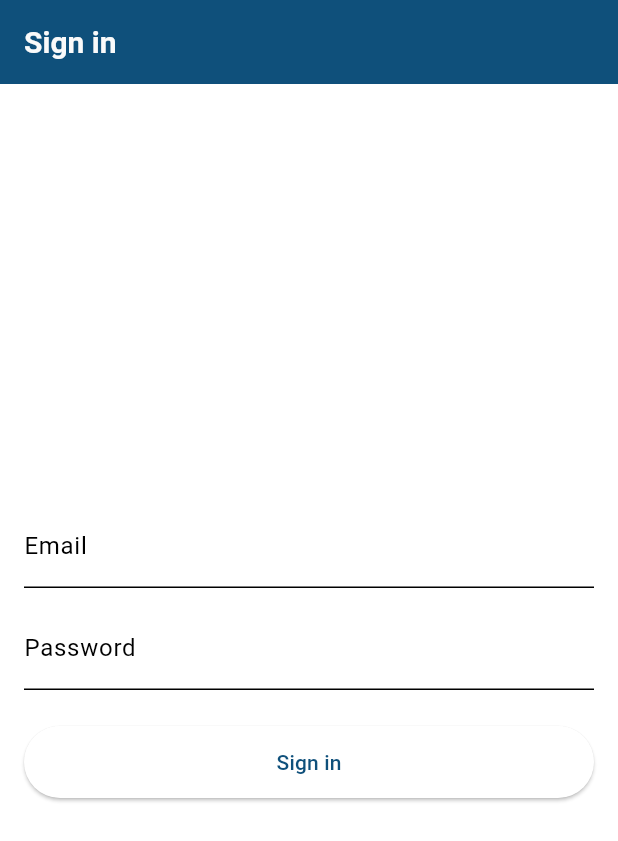
After one commit to clover-soft/senatralix_app, a Flutter app: the AuthScreen screen opened by its route, on a phone screen of 412 x 824 dp. The commit adds this screen. Shown: the top 841 px of the screen. Run offline on Flutter 3.47's test engine with Material 3 defaults, Android fonts, the phone set to English and light mode, and no system bars; our stand-ins replace dio, flutter_riverpod, go_router; missing offline and left inert: dio_web_adapter; network calls fail.

Commit message:
feat(auth): add AuthScreen + form provider; route /auth/login

```diff
--- a/lib/core/router/app_router.dart
+++ b/lib/core/router/app_router.dart
@@ -2,6 +2,7 @@ import 'package:flutter/material.dart';
 import 'package:flutter_riverpod/flutter_riverpod.dart';
 import 'package:go_router/go_router.dart';
 import 'package:sentralix_app/features/registration/screens/registration_screen.dart';
+import 'package:sentralix_app/features/auth/screens/auth_screen.dart';
 
 final navigatorKey = GlobalKey<NavigatorState>();
 
@@ -19,5 +20,12 @@ final GoRouter appRouter = GoRouter(
         return MaterialPage(child: RegistrationScreen());
       },
     ),
+    GoRoute(
+      path: '/auth/login',
+      pageBuilder: (context, state) {
+        final _ = ProviderScope.containerOf(context);
+        return const MaterialPage(child: AuthScreen());
+      },
+    ),
   ],
 );
--- /dev/null
+++ b/lib/features/auth/providers/auth_form_provider.dart
@@ -0,0 +1,63 @@
+import 'package:flutter_riverpod/flutter_riverpod.dart';
+import 'package:sentralix_app/data/providers/auth_data_provider.dart';
+
+// comment: holds email/password form state
+class AuthFormState {
+  final String email;
+  final String password;
+  final bool submitting;
+  final String? error;
+
+  const AuthFormState({
+    this.email = '',
+    this.password = '',
+    this.submitting = false,
+    this.error,
+  });
+
+  AuthFormState copyWith({
+    String? email,
+    String? password,
+    bool? submitting,
+    String? error,
+  }) => AuthFormState(
+        email: email ?? this.email,
+        password: password ?? this.password,
+        submitting: submitting ?? this.submitting,
+        error: error,
+      );
+}
+
+// comment: StateNotifier to manage auth form and submit via AuthDataProvider
+class AuthFormController extends StateNotifier<AuthFormState> {
+  AuthFormController(this.ref) : super(const AuthFormState());
+  final Ref ref;
+
+  void setEmail(String v) => state = state.copyWith(email: v, error: null);
+  void setPassword(String v) => state = state.copyWith(password: v, error: null);
+
+  Future<bool> submit() async {
+    final email = state.email.trim();
+    final password = state.password;
+    if (email.isEmpty || password.isEmpty) {
+      state = state.copyWith(error: 'Email and password are required');
+      return false;
+    }
+    state = state.copyWith(submitting: true, error: null);
+    try {
+      final ok = await ref.read(authDataProvider).login(email: email, password: password);
+      state = state.copyWith(submitting: false);
+      if (!ok) {
+        state = state.copyWith(error: ref.read(authDataProvider).state.error);
+      }
+      return ok;
+    } catch (e) {
+      state = state.copyWith(submitting: false, error: e.toString());
+      return false;
+    }
+  }
+}
+
+final authFormProvider = StateNotifierProvider<AuthFormController, AuthFormState>(
+  (ref) => AuthFormController(ref),
+);
--- /dev/null
+++ b/lib/features/auth/screens/auth_screen.dart
@@ -0,0 +1,81 @@
+import 'package:flutter/material.dart';
+import 'package:flutter_riverpod/flutter_riverpod.dart';
+import 'package:go_router/go_router.dart';
+import 'package:sentralix_app/features/auth/providers/auth_form_provider.dart';
+import 'package:sentralix_app/data/providers/auth_data_provider.dart';
+
+class AuthScreen extends ConsumerWidget {
+  const AuthScreen({super.key});
+
+  @override
+  Widget build(BuildContext context, WidgetRef ref) {
+    final form = ref.watch(authFormProvider);
+    final auth = ref.watch(authDataProvider).state;
+
+    return Scaffold(
+      appBar: AppBar(title: const Text('Sign in')),
+      body: Center(
+        child: ConstrainedBox(
+          constraints: const BoxConstraints(maxWidth: 420),
+          child: Padding(
+            padding: const EdgeInsets.all(16),
+            child: Column(
+              mainAxisSize: MainAxisSize.min,
+              crossAxisAlignment: CrossAxisAlignment.stretch,
+              children: [
+                TextField(
+                  autofillHints: const [AutofillHints.email],
+                  decoration: const InputDecoration(
+                    labelText: 'Email',
+                  ),
+                  keyboardType: TextInputType.emailAddress,
+                  onChanged: (v) => ref.read(authFormProvider.notifier).setEmail(v),
+                ),
+                const SizedBox(height: 12),
+                TextField(
+                  obscureText: true,
+                  decoration: const InputDecoration(
+                    labelText: 'Password',
+                  ),
+                  onChanged: (v) => ref.read(authFormProvider.notifier).setPassword(v),
+                ),
+                const SizedBox(height: 16),
+                if (form.error != null)
+                  Text(
+                    form.error!,
+                    style: const TextStyle(color: Colors.red),
+                  ),
+                const SizedBox(height: 8),
+                SizedBox(
+                  height: 48,
+                  child: ElevatedButton(
+                    onPressed: form.submitting
+                        ? null
+                        : () async {
+                            final ok = await ref.read(authFormProvider.notifier).submit();
+                            if (ok) {
+                              // After successful login, go to home. Router redirect can handle 'from' if needed.
+                              // ignore: use_build_context_synchronously
+                              context.go('/');
+                            }
+                          },
+                    child: form.submitting
+                        ? const SizedBox(
+                            width: 18,
+                            height: 18,
+                            child: CircularProgressIndicator(strokeWidth: 2, color: Colors.white),
+                          )
+                        : const Text('Sign in'),
+                  ),
+                ),
+                const SizedBox(height: 12),
+                if (auth.loading)
+                  const Center(child: CircularProgressIndicator()),
+              ],
+            ),
+          ),
+        ),
+      ),
+    );
+  }
+}
```
